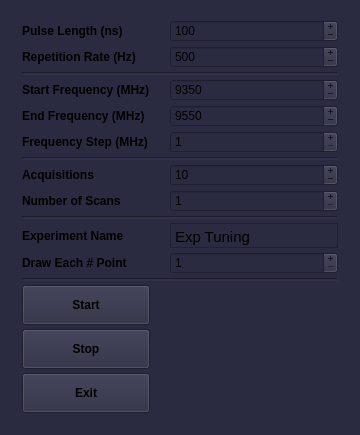
The window that atomize/control_center/gui/tune_main_window.ui (Anatoly1010/Atomize_NIOCH) describes before a commit, drawn with Qt 5.
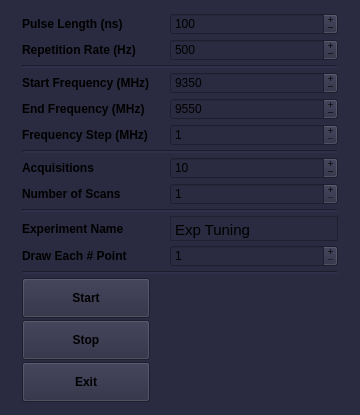
The same window after the commit.

The edit to the form file:
```diff
--- a/atomize/control_center/gui/tune_main_window.ui
+++ b/atomize/control_center/gui/tune_main_window.ui
@@ -7,7 +7,7 @@
     <x>0</x>
     <y>0</y>
     <width>360</width>
-    <height>435</height>
+    <height>415</height>
    </rect>
   </property>
   <property name="sizePolicy">
@@ -19,7 +19,7 @@
   <property name="minimumSize">
    <size>
     <width>360</width>
-    <height>435</height>
+    <height>415</height>
    </size>
   </property>
   <property name="maximumSize">
@@ -50,13 +50,13 @@
    <property name="minimumSize">
     <size>
      <width>360</width>
-     <height>435</height>
+     <height>415</height>
     </size>
    </property>
    <property name="maximumSize">
     <size>
      <width>360</width>
-     <height>435</height>
+     <height>415</height>
     </size>
    </property>
    <layout class="QGridLayout" name="gridLayout_2">
@@ -479,8 +479,8 @@
          <string>&lt;!DOCTYPE HTML PUBLIC &quot;-//W3C//DTD HTML 4.0//EN&quot; &quot;http://www.w3.org/TR/REC-html40/strict.dtd&quot;&gt;
 &lt;html&gt;&lt;head&gt;&lt;meta name=&quot;qrichtext&quot; content=&quot;1&quot; /&gt;&lt;style type=&quot;text/css&quot;&gt;
 p, li { white-space: pre-wrap; }
-&lt;/style&gt;&lt;/head&gt;&lt;body style=&quot; font-family:'Ubuntu'; font-size:11pt; font-weight:400; font-style:normal;&quot;&gt;
-&lt;p style=&quot; margin-top:7px; margin-bottom:7px; margin-left:0px; margin-right:0px; -qt-block-indent:0; text-indent:0px;&quot;&gt;Exp Tuning&lt;/p&gt;&lt;/body&gt;&lt;/html&gt;</string>
+&lt;/style&gt;&lt;/head&gt;&lt;body style=&quot; font-family:'Ubuntu Bold'; font-size:10pt; font-weight:400; font-style:normal;&quot;&gt;
+&lt;p style=&quot; margin-top:7px; margin-bottom:7px; margin-left:0px; margin-right:0px; -qt-block-indent:0; text-indent:0px;&quot;&gt;&lt;span style=&quot; font-family:'Ubuntu'; font-size:11pt;&quot;&gt;Exp Tuning&lt;/span&gt;&lt;/p&gt;&lt;/body&gt;&lt;/html&gt;</string>
         </property>
         <property name="overwriteMode">
          <bool>true</bool>
```
Left out of the diff: 10 changed lines with no effect on the pictures.
